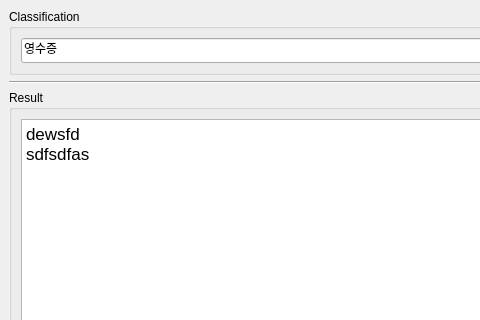
Above: UI/result_view_widget.ui from yunwoong7/spotter before the change; both pictures show x 0 to 480 and y 0 to 320 of the 800 by 600 pixel window. Below: the same form after it.
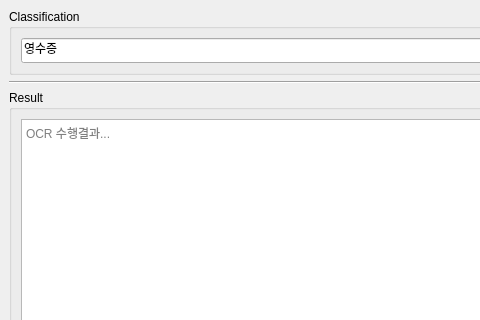
That is the form after the change.

Diff of the .ui file:
```diff
--- a/UI/result_view_widget.ui
+++ b/UI/result_view_widget.ui
@@ -65,8 +65,10 @@
 &lt;html&gt;&lt;head&gt;&lt;meta name=&quot;qrichtext&quot; content=&quot;1&quot; /&gt;&lt;style type=&quot;text/css&quot;&gt;
 p, li { white-space: pre-wrap; }
 &lt;/style&gt;&lt;/head&gt;&lt;body style=&quot; font-family:'.AppleSystemUIFont'; font-size:13pt; font-weight:400; font-style:normal;&quot;&gt;
-&lt;p style=&quot; margin-top:0px; margin-bottom:0px; margin-left:0px; margin-right:0px; -qt-block-indent:0; text-indent:0px;&quot;&gt;dewsfd&lt;/p&gt;
-&lt;p style=&quot; margin-top:0px; margin-bottom:0px; margin-left:0px; margin-right:0px; -qt-block-indent:0; text-indent:0px;&quot;&gt;sdfsdfas&lt;/p&gt;&lt;/body&gt;&lt;/html&gt;</string>
+&lt;p style=&quot;-qt-paragraph-type:empty; margin-top:0px; margin-bottom:0px; margin-left:0px; margin-right:0px; -qt-block-indent:0; text-indent:0px;&quot;&gt;&lt;br /&gt;&lt;/p&gt;&lt;/body&gt;&lt;/html&gt;</string>
+           </property>
+           <property name="placeholderText">
+            <string>OCR 수행결과...</string>
            </property>
           </widget>
          </item>
```
